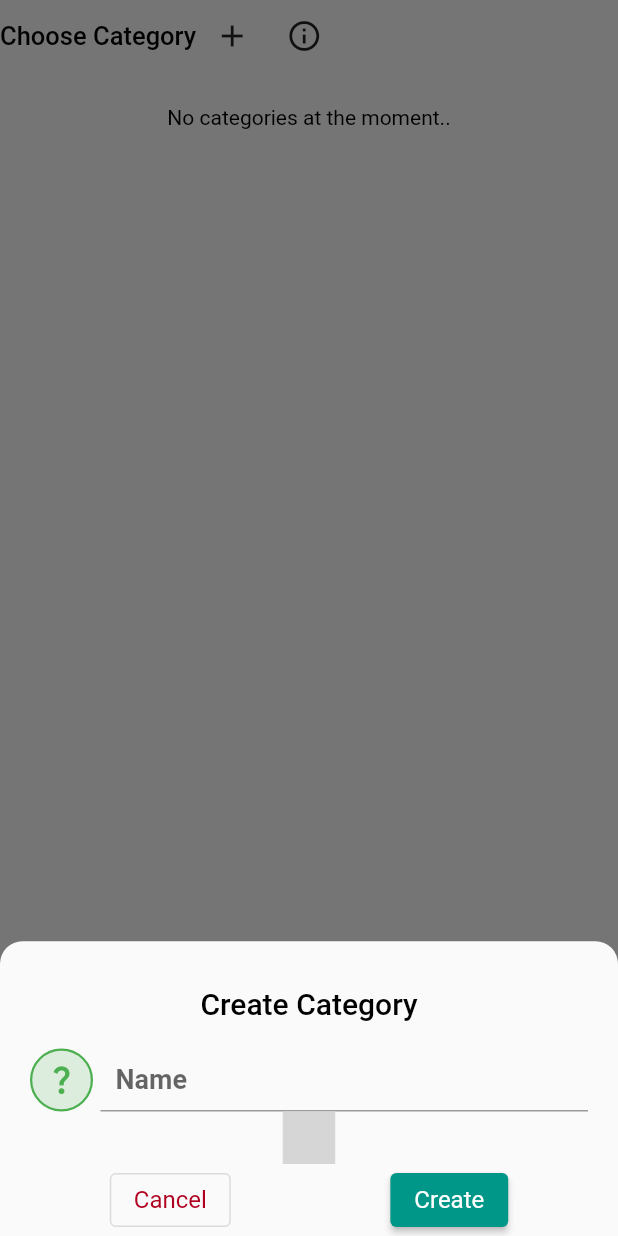
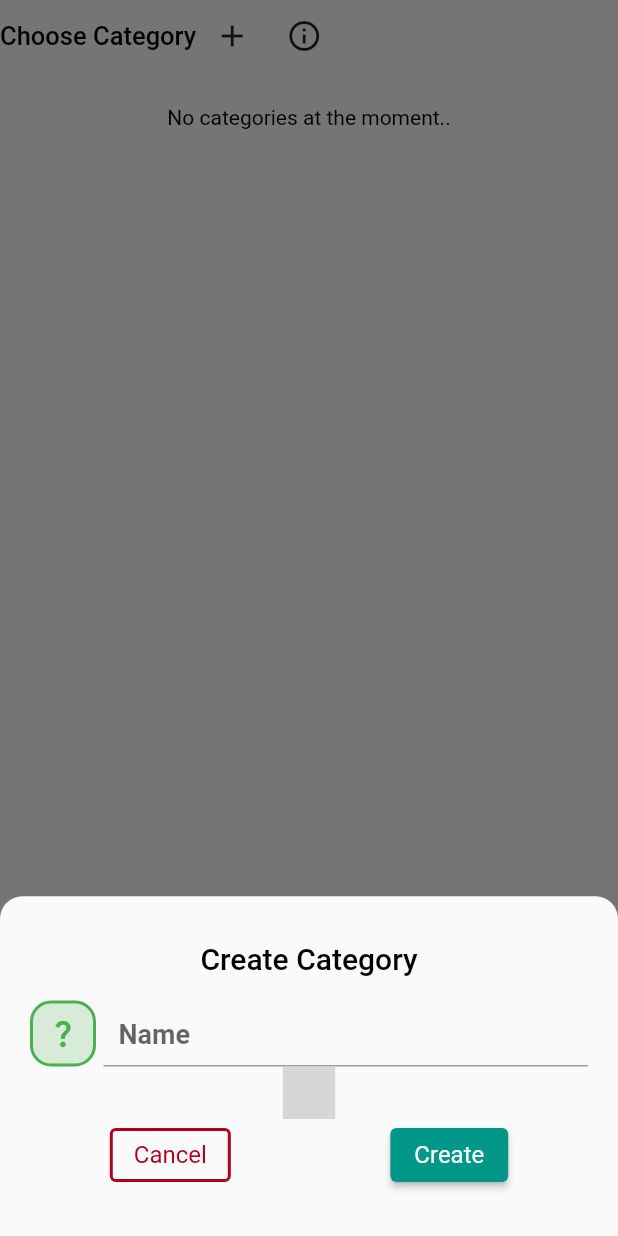
Before and after one commit to nternouski/budget, a Flutter app: the ChooseCategory widget shown alone on an empty page, opened directly with empty values, after a tap on the "add" icon, on a phone screen of 412 x 824 dp. Run offline on Flutter 3.47's test engine with Material 2 defaults, Android fonts, the phone set to English and light mode, and no system bars; our stand-ins replace animated_bottom_navigation_bar, cloud_firestore, firebase_auth, firebase_core, fl_chart, flutter_dotenv and 10 more; missing offline and left inert: drag_and_drop_lists, flex_color_picker; accounts and stored records are empty; statements that could not run were skipped; grey boxes are pictures that could not be loaded.

Commit message:
Improve clickeable UI

```diff
--- a/lib/common/styles.dart
+++ b/lib/common/styles.dart
@@ -10,9 +10,55 @@ class TextColor {
 
 const sliverPaddingBar = SliverPadding(padding: EdgeInsets.symmetric(vertical: 10));
 
-BorderRadius categoryBorderRadius = BorderRadius.circular(40);
 BorderRadius borderRadiusApp = BorderRadius.circular(20);
 const Radius radiusApp = Radius.circular(15);
+const borderOutlet = BorderSide(width: 2, style: BorderStyle.solid);
+
+class AppInteractionBorder extends StatelessWidget {
+  final Color? borderColor;
+  final Color? color;
+  final bool oval;
+  final Widget child;
+  final bool show;
+  final EdgeInsetsGeometry? margin;
+  final void Function()? onLongPress;
+  final void Function()? onTap;
+
+  const AppInteractionBorder({
+    super.key,
+    this.borderColor,
+    this.color,
+    required this.child,
+    this.show = true,
+    this.oval = false,
+    this.margin,
+    this.onTap,
+    this.onLongPress,
+  });
+
+  @override
+  Widget build(BuildContext context) {
+    final Widget finalChild;
+    if (margin != null) {
+      finalChild = Padding(padding: margin!, child: child);
+    } else {
+      finalChild = child;
+    }
+
+    return GestureDetector(
+      onLongPress: onLongPress,
+      onTap: onTap,
+      child: Container(
+        decoration: BoxDecoration(
+          border: show ? Border.all(width: 2, color: borderColor ?? Theme.of(context).hintColor) : null,
+          color: color,
+          borderRadius: oval ? borderRadiusApp : BorderRadius.circular(14),
+        ),
+        child: finalChild,
+      ),
+    );
+  }
+}
 
 class InputStyle {
   static InputDecoration inputDecoration({
@@ -39,8 +85,9 @@ class InputStyle {
 }
 
 Widget buttonCancelContext(BuildContext context) {
+  final color = Theme.of(context).colorScheme.error;
   return OutlinedButton(
-    style: OutlinedButton.styleFrom(foregroundColor: Theme.of(context).colorScheme.error),
+    style: OutlinedButton.styleFrom(foregroundColor: color, side: borderOutlet.copyWith(color: color)),
     onPressed: () => Navigator.of(context).pop(),
     child: Text('Cancel'.i18n),
   );
--- a/lib/common/theme.dart
+++ b/lib/common/theme.dart
@@ -43,6 +43,7 @@ class ThemeProvider extends ChangeNotifier {
     ),
     outlinedButtonTheme: OutlinedButtonThemeData(
       style: ButtonStyle(
+        side: MaterialStateProperty.all(borderOutlet.copyWith(color: _primary)),
         textStyle: MaterialStateProperty.all(const TextStyle(fontSize: 16, fontFamily: fontFamily)),
       ),
     ),
@@ -86,6 +87,7 @@ class ThemeProvider extends ChangeNotifier {
     ),
     outlinedButtonTheme: OutlinedButtonThemeData(
       style: ButtonStyle(
+        side: MaterialStateProperty.all(borderOutlet.copyWith(color: _primary)),
         textStyle: MaterialStateProperty.all(const TextStyle(fontSize: 16, fontFamily: fontFamily)),
       ),
     ),
--- a/lib/components/icon_circle.dart
+++ b/lib/components/icon_circle.dart
@@ -1,4 +1,6 @@
 import 'package:flutter/material.dart';
+
+import '../common/styles.dart';
 
 class IconCircle extends StatelessWidget {
   final IconData icon;
@@ -16,15 +18,14 @@ class IconCircle extends StatelessWidget {
 
   @override
   Widget build(BuildContext context) {
-    return Container(
-      decoration: BoxDecoration(
-        border: withBorder ? Border.all(color: color, width: 1.5) : null,
-        borderRadius: BorderRadius.circular(30),
-        color: color.withOpacity(0.17),
+    return AppInteractionBorder(
+      borderColor: withBorder ? color : Colors.transparent,
+      color: color.withOpacity(0.2),
+      child: SizedBox(
+        height: size,
+        width: size,
+        child: Icon(icon, color: color, size: size / 1.8),
       ),
-      height: size,
-      width: size,
-      child: Icon(icon, color: color, size: size / 1.8),
     );
   }
 }
--- a/lib/components/spend_graphic.dart
+++ b/lib/components/spend_graphic.dart
@@ -184,7 +184,7 @@ class _SpendGraphicState extends State<SpendGraphic> {
               fitInsideVertically: true,
               getTooltipItems: (value) => value.map((e) {
                 return LineTooltipItem(
-                  '${e.y.roundToDouble().prettier(withSymbol: true)} - ${DateFormat(DateFormat.ABBR_MONTH_DAY).format(frame[e.x.toInt()].date)}',
+                  '${e.y.prettier(withSymbol: true, simplify: true)} - ${DateFormat(DateFormat.ABBR_MONTH_DAY).format(frame[e.x.toInt()].date)}',
                   const TextStyle(),
                 );
               }).toList(),
--- a/lib/i18n/components.dart
+++ b/lib/i18n/components.dart
@@ -4,7 +4,7 @@ final components = Translations('en') +
     // classes
     {'en': 'Income', 'es': 'Ingreso'} +
     {'en': 'Expense', 'es': 'Gasto'} +
-    {'en': 'Transfer', 'es': 'Transferencia'} +
+    {'en': 'Transfer', 'es': 'Transfer'} +
 
     // bottom_navigation_bar_widget
     {'en': 'Double Tap to Exit', 'es': 'Doble toque para salir'} +
--- a/pubspec.yaml
+++ b/pubspec.yaml
@@ -15,7 +15,7 @@ publish_to: 'none' # Remove this line if you wish to publish to pub.dev
 # In iOS, build-name is used as CFBundleShortVersionString while build-number used as CFBundleVersion.
 # Read more about iOS versioning at
 # https://developer.apple.com/library/archive/documentation/General/Reference/InfoPlistKeyReference/Articles/CoreFoundationKeys.html
-version: 0.13.8
+version: 0.14.1
 
 environment:
   sdk: ">=2.18.5 <3.0.0"
```
Also changed, not shown: lib/common/classes.dart (+8 -2 lines), lib/components/choose_category.dart (+7 -13 lines), lib/components/current_rates_settings.dart (+3 -4 lines), lib/components/icon_picker.dart (+54 -55 lines), lib/components/pie_chart.dart (+56 -8 lines), lib/components/profile_settings.dart (+3 -4 lines), lib/components/select_currency.dart (+5 -7 lines), lib/screens/create_or_update_transaction_screen.dart (+10 -22 lines), lib/screens/expense_prediction_screen.dart (+8 -10 lines), lib/screens/onboarding.dart (+9 -2 lines), lib/screens/settings.dart (+6 -12 lines), lib/screens/stats_screen.dart (+17 -25 lines).
